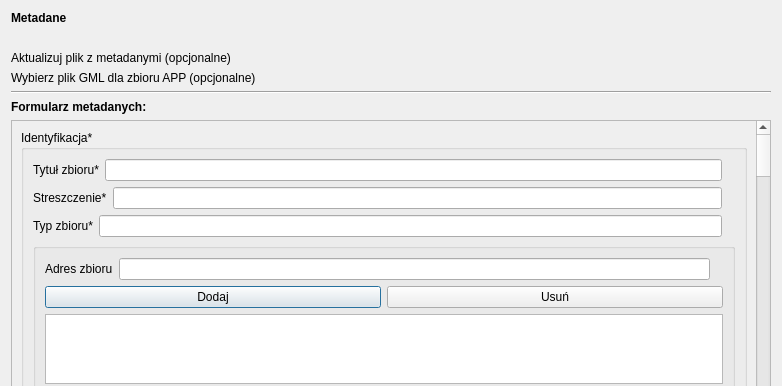
Qt form modules/metadata/views/ui/metadane_dialog_base.ui (envirosolutionspl/wtyczka_qgis_app) before a commit; both pictures show x 0 to 782 and y 0 to 386 of the 782 by 642 pixel window.
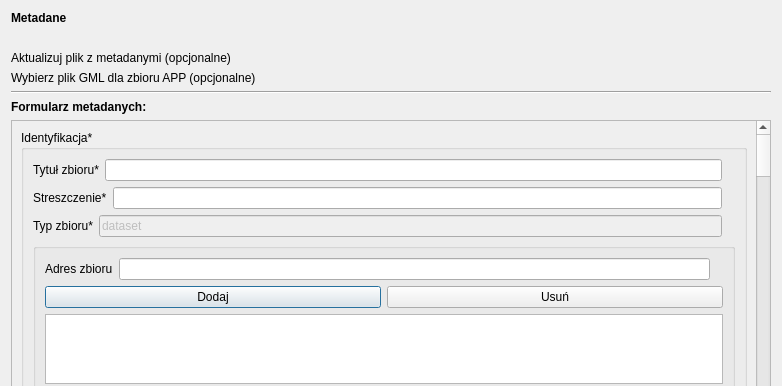
The same form after that commit. Icons and pictures are not drawn. Custom widgets are drawn as their Qt base class.

```diff
--- a/modules/metadata/views/ui/metadane_dialog_base.ui
+++ b/modules/metadata/views/ui/metadane_dialog_base.ui
@@ -100,9 +100,9 @@
         <property name="geometry">
          <rect>
           <x>0</x>
-          <y>-46</y>
+          <y>0</y>
           <width>743</width>
-          <height>835</height>
+          <height>560</height>
          </rect>
         </property>
         <layout class="QGridLayout" name="gridLayout_2">
@@ -206,6 +206,12 @@
               </item>
               <item>
                <widget class="QgsFilterLineEdit" name="e3_lineEdit">
+                <property name="enabled">
+                 <bool>false</bool>
+                </property>
+                <property name="text">
+                 <string>dataset</string>
+                </property>
                 <property name="qgisRelation" stdset="0">
                  <string notr="true"/>
                 </property>
```
Left out of the diff: 114 changed lines with no effect on the pictures.
